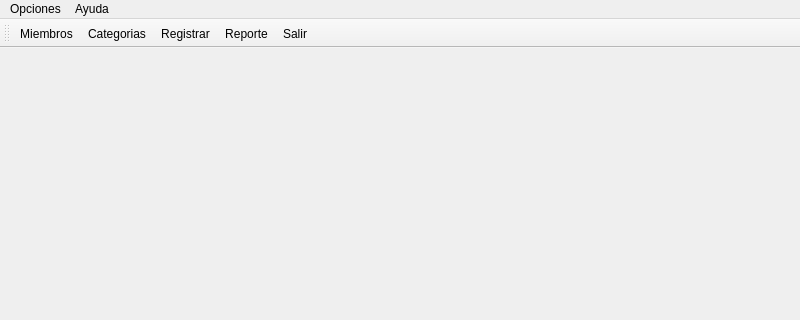
This is principal.ui in HailNicole/App_Finanzas as Qt 5 draws it before an edit; both pictures show x 0 to 800 and y 0 to 320 of the 800 by 600 pixel window. The edited form follows.
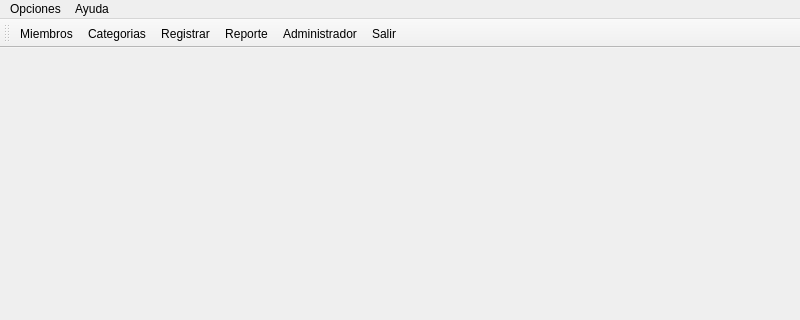
This is the edited form. Icons and pictures are not drawn.

Diff of the .ui file:
```diff
--- a/principal.ui
+++ b/principal.ui
@@ -65,6 +65,7 @@
    <addaction name="actionCategorias"/>
    <addaction name="actionRegistrar"/>
    <addaction name="actionReporte"/>
+   <addaction name="actionAdministrador"/>
    <addaction name="actionSalir"/>
   </widget>
   <action name="actionMiembros">
@@ -127,6 +128,15 @@
     <string>Salir</string>
    </property>
   </action>
+  <action name="actionAdministrador">
+   <property name="icon">
+    <iconset resource="recursos.qrc">
+     <normaloff>:/imagen/recursos/gerente.png</normaloff>:/imagen/recursos/gerente.png</iconset>
+   </property>
+   <property name="text">
+    <string>Administrador</string>
+   </property>
+  </action>
  </widget>
  <resources>
   <include location="recursos.qrc"/>
```
Left out of the diff: 1 changed line with no effect on the pictures.
